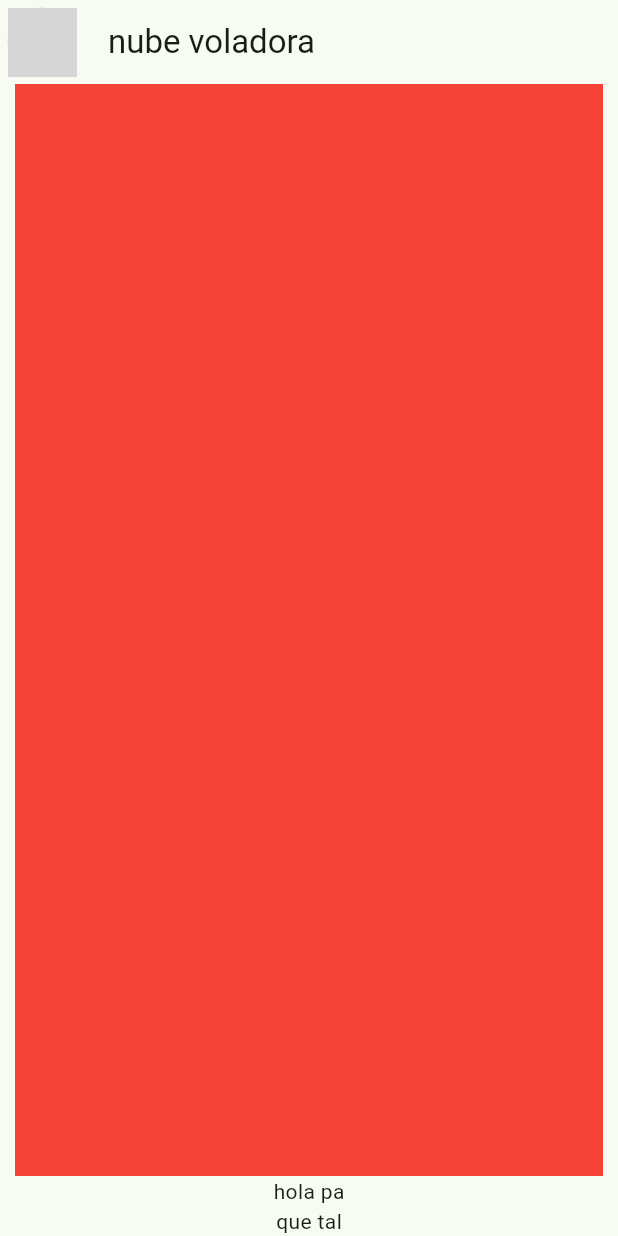
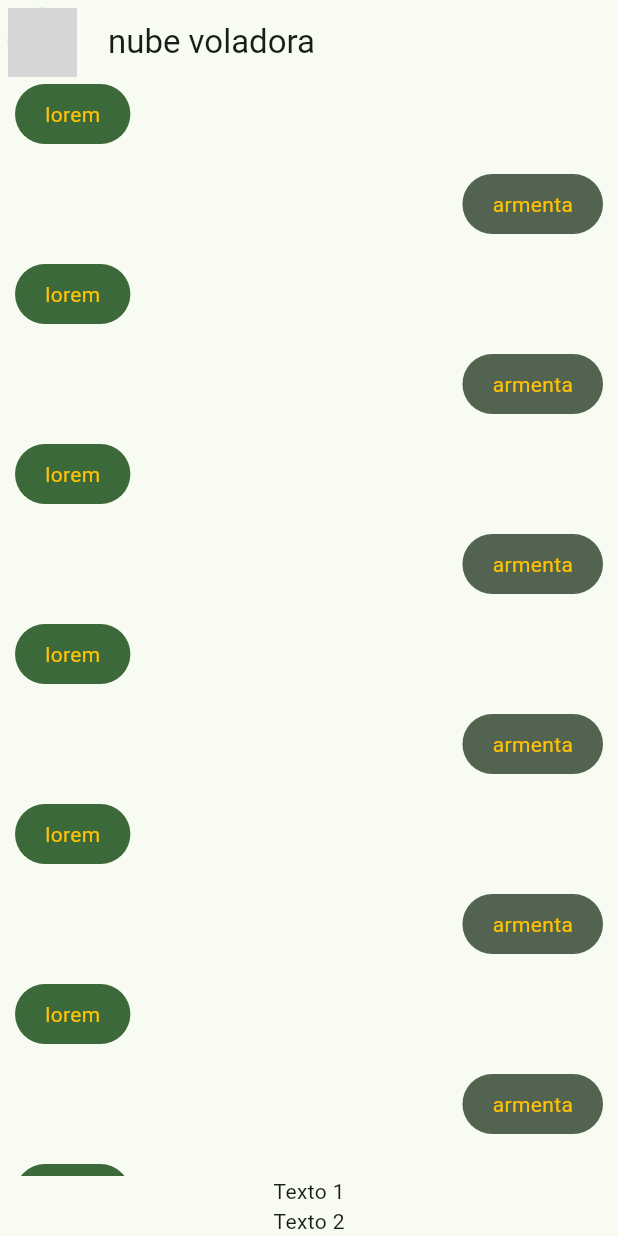
Before and after one commit to DavidArmenta/chat, a Flutter app: the screen it shows after launch, on a phone screen of 412 x 824 dp. Run offline on Flutter 3.47's test engine with Material 3 defaults, Android fonts, the phone set to English and light mode, and no system bars; network calls fail; grey boxes are pictures that could not be loaded.

Commit message:
agregamos wiget para dos mensajes

```diff
--- a/lib/presentation/screens/chat/chat_screen.dart
+++ b/lib/presentation/screens/chat/chat_screen.dart
@@ -1,4 +1,6 @@
 import 'package:flutter/material.dart';
+import 'package:yes_no_chat/widgets/her_message_bubble.dart';
+import 'package:yes_no_chat/widgets/my_message_bubble.dart';
 class ChatScreen extends StatelessWidget{
   const ChatScreen ({super.key});
  Widget build(BuildContext context){
@@ -8,38 +10,42 @@ return Scaffold(
              padding:EdgeInsets.all(5),
                 child: CircleAvatar(
                  backgroundImage: NetworkImage(
-        'https://i.pinimg.com/originals/85/dc/f8/85dcf8b9633c419f6794618d8d6bba52.jpg',
-
-      ),
-    ),
+                  'https://i.pinimg.com/originals/85/dc/f8/85dcf8b9633c419f6794618d8d6bba52.jpg',)),
                     ),
               title: const Text('nube voladora'),
               centerTitle: false,
                   ),
-//
-body: const ChatView(),
+                body: const _ChatView(),
 );
 }
 }
 
 
-class ChatView extends StatelessWidget {
-  const ChatView({super.key});
+class _ChatView extends StatelessWidget {
+  const _ChatView({super.key});
+
   @override
-
   Widget build(BuildContext context) {
-    return SafeArea(child: Padding(padding: const EdgeInsets.symmetric(horizontal: 10),
-    child: Column(children: [
-      Expanded(child: Container(
-        color:  Colors.red,
-      )),
-    const Text('hola pa'),
-    const Text('que tal'),
-
+    return SafeArea(
+      child: Padding(
+        padding: const EdgeInsets.symmetric(horizontal: 10),
+        child: Column(
+          children: [
+            Expanded(
+              child: ListView.builder(
+                itemCount: 101,
+                itemBuilder: ((context,index){
+                return (index % 2 == 0)
+                ? const HerMessageBubble()
+                : const MyMessageBubble();
+              })
+              )
+            ),
+            const Text("Texto 1"),
+            const Text("Texto 2")
           ],
         ),
         )
-    )
-  ;
+        );
   }
 }
--- /dev/null
+++ b/lib/widgets/her_message_bubble.dart
@@ -0,0 +1,24 @@
+import 'package:flutter/material.dart';
+
+class HerMessageBubble extends StatelessWidget {
+  const HerMessageBubble({super.key});
+
+  @override
+  Widget build(BuildContext context) {
+    final colors = Theme.of(context).colorScheme;
+    return Column(
+      crossAxisAlignment: CrossAxisAlignment.start,
+      children: [
+        Container(
+         decoration: BoxDecoration(color: colors.primary, borderRadius: BorderRadius.circular(20)),
+         child: const Padding(
+          padding: EdgeInsets.symmetric(horizontal: 20, vertical: 10),
+          child:  Text("lorem",
+          style: TextStyle(color: Colors.amber),)),
+        ),
+        const SizedBox(
+          height: 20,)
+      ],
+    );
+  }
+}
--- /dev/null
+++ b/lib/widgets/my_message_bubble.dart
@@ -0,0 +1,23 @@
+import 'package:flutter/material.dart';
+
+class MyMessageBubble extends StatelessWidget {
+  const MyMessageBubble({super.key});
+
+  @override
+  Widget build(BuildContext context) {
+    final colors = Theme.of(context).colorScheme;
+    return Column(
+      crossAxisAlignment: CrossAxisAlignment.end,
+      children: [
+        Container(
+         decoration: BoxDecoration(color: colors.secondary, borderRadius: BorderRadius.circular(20)),
+         child: const Padding(
+          padding: EdgeInsets.symmetric(horizontal: 20, vertical: 10),
+          child:  Text("armenta",
+          style: TextStyle(color: Colors.amber),)),
+        ),
+        const SizedBox(height: 20,)
+      ],
+    );
+  }
+}
```
Lines whose indentation alone changed are shown as unchanged.
